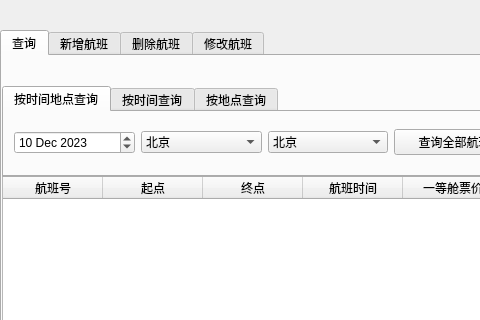
Old version of the form admin.ui in the repository Ecazy/TicketManageSystem; both pictures show x 0 to 480 and y 0 to 320 of the 1078 by 411 pixel window.
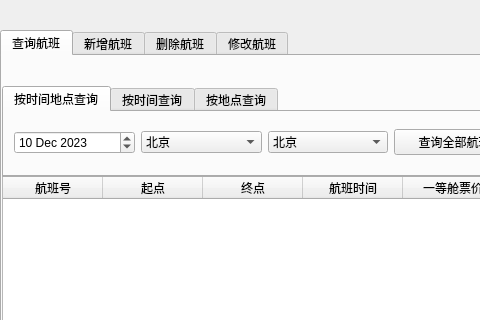
New version of the form.

Diff of the .ui file:
```diff
--- a/admin.ui
+++ b/admin.ui
@@ -27,7 +27,7 @@
    </property>
    <widget class="QWidget" name="tab_4">
     <attribute name="title">
-     <string>查询</string>
+     <string>查询航班</string>
     </attribute>
     <widget class="QTableWidget" name="TicketsTable">
      <property name="geometry">
```
